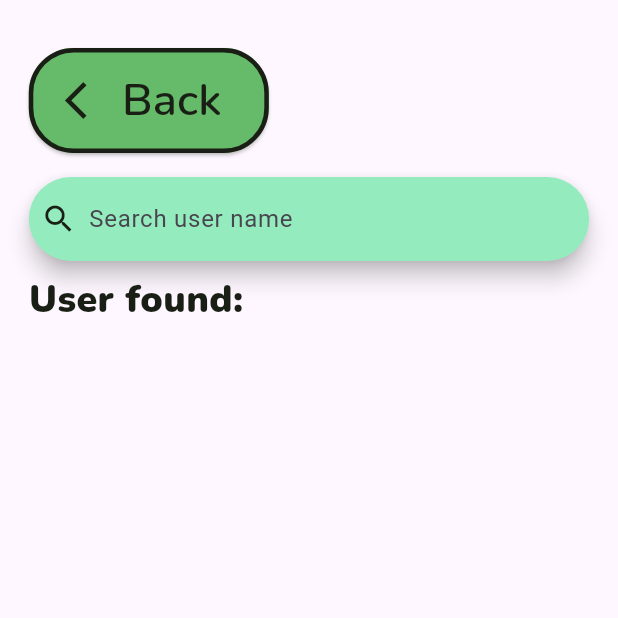
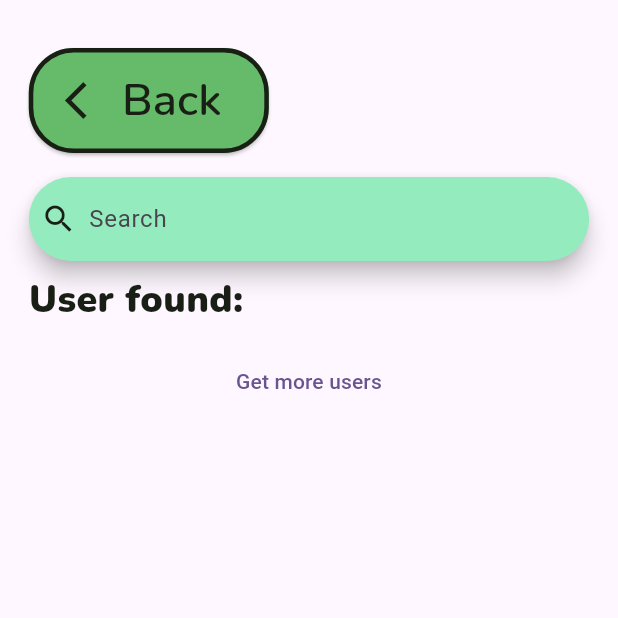
Before and after one commit to AlfredPietraru/JoggingApp, a Flutter app: the _Explore screen opened directly, on a phone screen of 412 x 824 dp, the top half of it. Run offline on Flutter 3.47's test engine with Material 3 defaults, Android fonts, the phone set to English and light mode, and no system bars; our stand-ins replace animated_text_kit, bloc, cloud_firestore, dartz, equatable, firebase_auth and 10 more; missing offline and left inert: disposebag, flutter_map_math, gif; accounts and stored records are empty.

Commit message:
stable explore page

```diff
--- a/lib/auth/repository.dart
+++ b/lib/auth/repository.dart
@@ -76,8 +76,19 @@ class UserRepository {
     }
   }
 
-  Future<List<User>> getAllUsers() async {
-    final snapshot = await _db.collection("users").get();
+  Future<List<User>> getAllUsers(int limit) async {
+    final snapshot = await _db.collection("users").limit(limit).get();
+    return List.from(snapshot.docs
+        .map((doc) => User.fromJson(json: doc.data(), id: doc.id)));
+  }
+
+  Future<List<User>> getNonRepeatingUsers(List<User> users, int limit) async {
+    final List<String> userIds = List.from(users.map((u) => u.uid));
+    final snapshot = await _db
+        .collection("users")
+        .where(FieldPath.documentId, whereNotIn: userIds)
+        .limit(limit)
+        .get();
     return List.from(snapshot.docs
         .map((doc) => User.fromJson(json: doc.data(), id: doc.id)));
   }
--- a/lib/core/editable_zone.dart
+++ b/lib/core/widgets/editable_zone.dart
@@ -1,6 +1,6 @@
 import 'package:flutter/material.dart';
 import 'package:jogging/core/constants.dart';
-import 'package:jogging/core/custom_textform.dart';
+import 'package:jogging/core/widgets/custom_textform.dart';
 import 'package:jogging/pages/profile/profile_page.dart';
 
 class EditableZone extends StatelessWidget {
--- a/lib/pages/explore/explore_cubit.dart
+++ b/lib/pages/explore/explore_cubit.dart
@@ -7,13 +7,34 @@ part 'explore_state.dart';
 
 class ExploreCubit extends Cubit<ExploreState> {
   ExploreCubit({required this.userRepository})
-      : super(const ExploreState(name: "", users: [])) {
-    getInfoFromServer();
+      : super(const ExploreState(
+            name: "", users: [], status: ExploreError.noError)) {
+    getInitialInfoFromServer();
   }
 
+  final int limitUsersSelected = 3;
   final UserRepository userRepository;
-  Future<void> getInfoFromServer() async {
-    emit(state.copyWith(users: await userRepository.getAllUsers()));
+  Future<void> getInitialInfoFromServer() async {
+    final listResult = await userRepository.getAllUsers(limitUsersSelected);
+    emit(state.copyWith(users: List.from(state.users)..addAll(listResult)));
     // userRepository.getUserFromDatabase(id)
   }
+
+  Future<void> getNextUsers() async {
+    final listResult = await userRepository.getNonRepeatingUsers(
+        state.users, limitUsersSelected);
+    print(listResult);
+    if (listResult.isEmpty) {
+      emit(state.copyWith(status: ExploreError.noUsersFoundError));
+      return;
+    }
+    emit(state.copyWith(users: List.from(state.users)..addAll(listResult)));
+  }
+
+  void deleteUserFromView(String uid) {
+    if (state.users.isEmpty) return;
+    if (state.users.length == 1) emit(state.copyWith(users: []));
+    emit(state.copyWith(
+        users: List.from(state.users.where((u) => u.uid != uid))));
+  }
 }
--- a/lib/pages/explore/explore_page.dart
+++ b/lib/pages/explore/explore_page.dart
@@ -1,9 +1,9 @@
 import 'package:flutter/material.dart';
 import 'package:flutter_bloc/flutter_bloc.dart';
-import 'package:jogging/core/back_button.dart';
+import 'package:jogging/core/widgets/back_button.dart';
 import 'package:jogging/core/constants.dart';
 import 'package:jogging/core/cubit/app_cubit.dart';
-import 'package:jogging/core/user_container.dart';
+import 'package:jogging/core/widgets/user_container.dart';
 import 'package:jogging/pages/explore/explore_cubit.dart';
 
 class Explore extends StatelessWidget {
@@ -32,14 +32,6 @@ class _Explore extends StatefulWidget {
 }
 
 class _ExploreState extends State<_Explore> {
-  TextEditingController controller = TextEditingController();
-
-  @override
-  void dispose() {
-    controller.dispose();
-    super.dispose();
-  }
-
   @override
   Widget build(BuildContext context) {
     final exploreState = context.watch<ExploreCubit>().state;
@@ -61,10 +53,9 @@ class _ExploreState extends State<_Explore> {
               onSubmitted: (value) {
                 print(value);
               },
-              controller: controller,
               backgroundColor:
                   const MaterialStatePropertyAll(AppColors.aquamarine),
-              hintText: "Search user name",
+              hintText: "Search ",
             ),
             const SizedBox(height: AppSpacing.sm),
             Text("User found:", style: AppTextStyle.body),
@@ -75,10 +66,28 @@ class _ExploreState extends State<_Explore> {
                 child: UserContainer(
                   user: exploreState.users[i],
                   tapAdd: () {},
-                  tapDelete: () {},
+                  tapDelete: () {
+                    context
+                        .read<ExploreCubit>()
+                        .deleteUserFromView(exploreState.users[i].uid);
+                  },
                   tapViewProfile: () {},
                 ),
               ),
+            Align(
+              alignment: Alignment.center,
+              child: TextButton(
+                onPressed: context.read<ExploreCubit>().getNextUsers,
+                child: Text(
+                  switch (exploreState.status) {
+                    ExploreError.noError => "Get more users",
+                    ExploreError.noUsersFoundError =>
+                      "No more users to be found.",
+                  },
+                  textAlign: TextAlign.center,
+                ),
+              ),
+            ),
           ],
         ),
       ),
--- a/lib/pages/explore/explore_state.dart
+++ b/lib/pages/explore/explore_state.dart
@@ -1,17 +1,26 @@
 part of 'explore_cubit.dart';
+
+enum ExploreError { noError, noUsersFoundError }
 
 class ExploreState extends Equatable {
   final String name;
   final List<User> users;
-  const ExploreState({required this.users, required this.name});
+  final ExploreError status;
+  const ExploreState(
+      {required this.status, required this.users, required this.name});
 
   ExploreState copyWith({
     String? name,
     List<User>? users,
+    ExploreError? status,
   }) {
-    return ExploreState(users: users ?? this.users, name: name ?? this.name);
+    return ExploreState(
+      users: users ?? this.users,
+      name: name ?? this.name,
+      status: status ?? this.status,
+    );
   }
 
   @override
-  List<Object> get props => [name, users];
+  List<Object> get props => [name, users, status];
 }
--- a/lib/pages/history/history_page.dart
+++ b/lib/pages/history/history_page.dart
@@ -4,7 +4,7 @@ import 'package:flutter/gestures.dart';
 import 'package:flutter/material.dart';
 import 'package:flutter_bloc/flutter_bloc.dart';
 import 'package:google_maps_flutter/google_maps_flutter.dart';
-import 'package:jogging/core/back_button.dart';
+import 'package:jogging/core/widgets/back_button.dart';
 import 'package:jogging/core/constants.dart';
 import 'package:jogging/core/cubit/app_cubit.dart';
 import 'package:jogging/gen/assets.gen.dart';
--- a/lib/pages/info_collector/info_collector_page.dart
+++ b/lib/pages/info_collector/info_collector_page.dart
@@ -1,10 +1,10 @@
 import 'package:flutter/material.dart';
 import 'package:flutter_bloc/flutter_bloc.dart';
 import 'package:jogging/auth/failures.dart';
-import 'package:jogging/core/back_button.dart';
+import 'package:jogging/core/widgets/back_button.dart';
 import 'package:jogging/core/constants.dart';
-import 'package:jogging/core/custom_button.dart';
-import 'package:jogging/core/custom_textform.dart';
+import 'package:jogging/core/widgets/custom_button.dart';
+import 'package:jogging/core/widgets/custom_textform.dart';
 import 'package:jogging/gen/assets.gen.dart';
 import 'package:jogging/pages/info_collector/info_collector_cubit.dart';
 import 'package:jogging/pages/info_collector/info_collector_state.dart';
--- a/lib/pages/login/login_page.dart
+++ b/lib/pages/login/login_page.dart
@@ -1,10 +1,10 @@
 import 'package:flutter/material.dart';
 import 'package:flutter_bloc/flutter_bloc.dart';
 import 'package:jogging/auth/failures.dart';
-import 'package:jogging/core/back_button.dart';
+import 'package:jogging/core/widgets/back_button.dart';
 import 'package:jogging/core/constants.dart';
-import 'package:jogging/core/custom_button.dart';
-import 'package:jogging/core/custom_textform.dart';
+import 'package:jogging/core/widgets/custom_button.dart';
+import 'package:jogging/core/widgets/custom_textform.dart';
 import 'package:jogging/pages/login/login_cubit.dart';
 import 'package:jogging/pages/login/login_state.dart';
 import 'package:jogging/pages/map/map_page.dart';
--- a/lib/pages/map/map_page.dart
+++ b/lib/pages/map/map_page.dart
@@ -4,7 +4,7 @@ import 'package:google_maps_flutter/google_maps_flutter.dart';
 import 'package:jogging/auth/run_session.dart';
 import 'package:jogging/core/constants.dart';
 import 'package:jogging/core/cubit/app_cubit.dart';
-import 'package:jogging/core/navigation_drawer.dart';
+import 'package:jogging/core/widgets/navigation_drawer.dart';
 import 'package:jogging/pages/map/map_cubit.dart';
 
 class MapPage extends StatelessWidget {
--- a/lib/pages/register_page.dart
+++ b/lib/pages/register_page.dart
@@ -1,8 +1,8 @@
 import 'package:flutter/material.dart';
-import 'package:jogging/core/back_button.dart';
+import 'package:jogging/core/widgets/back_button.dart';
 import 'package:jogging/core/constants.dart';
-import 'package:jogging/core/custom_button.dart';
-import 'package:jogging/core/custom_textform.dart';
+import 'package:jogging/core/widgets/custom_button.dart';
+import 'package:jogging/core/widgets/custom_textform.dart';
 import 'package:jogging/gen/assets.gen.dart';
 import 'package:jogging/pages/info_collector/info_collector_page.dart';
 
--- a/lib/pages/settings_page.dart
+++ b/lib/pages/settings_page.dart
@@ -1,7 +1,7 @@
 import 'package:flutter/material.dart';
 import 'package:flutter_bloc/flutter_bloc.dart';
 import 'package:flutter_svg/svg.dart';
-import 'package:jogging/core/back_button.dart';
+import 'package:jogging/core/widgets/back_button.dart';
 import 'package:jogging/core/constants.dart';
 import 'package:jogging/core/cubit/app_cubit.dart';
 import 'package:jogging/gen/assets.gen.dart';
```
Also changed, not shown: lib/core/widgets/user_container.dart (renamed from lib/core/user_container.dart, +4 -3 lines), lib/pages/profile/profile_page.dart (+6 -6 lines), lib/core/widgets/back_button.dart (renamed from lib/core/back_button.dart), lib/core/widgets/custom_button.dart (renamed from lib/core/custom_button.dart), lib/core/widgets/custom_textform.dart (renamed from lib/core/custom_textform.dart), lib/core/widgets/navigation_drawer.dart (renamed from lib/core/navigation_drawer.dart).
